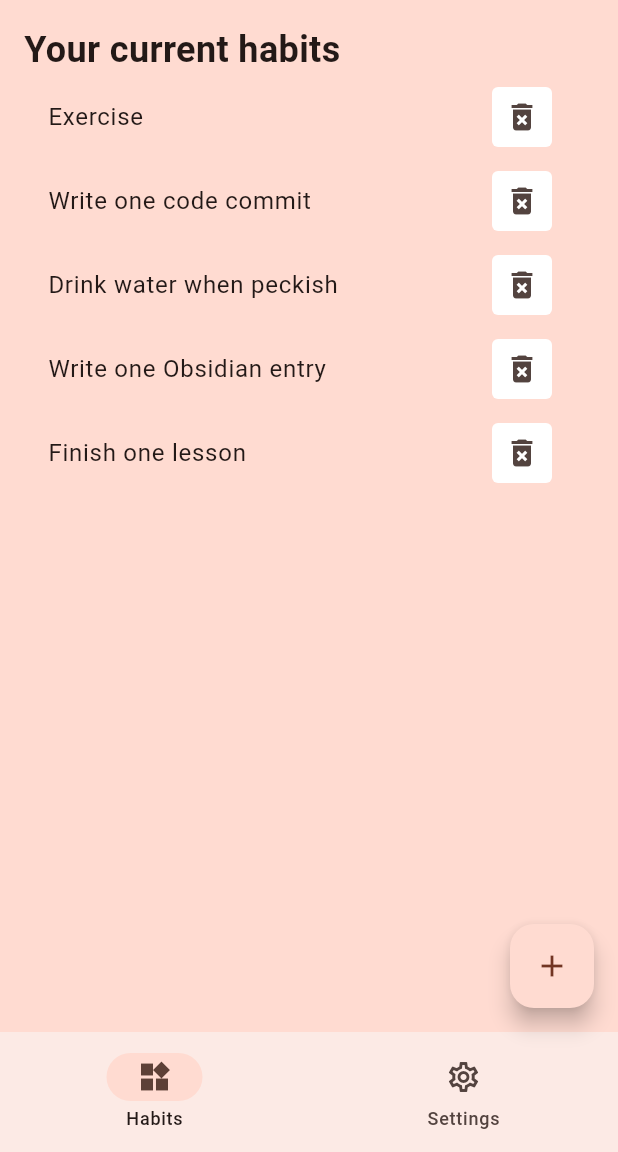
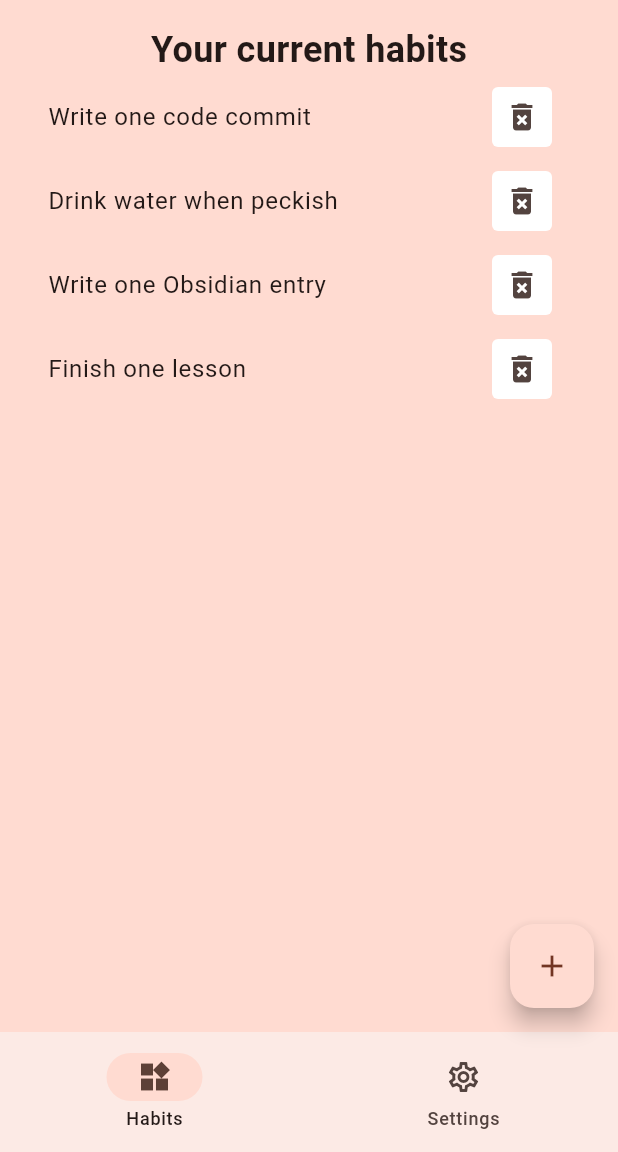
Before and after one commit to chrsrns/habit-tracker-flutter, a Flutter app: the screen it shows after launch, after a tap on the "delete forever" icon, on a phone screen of 412 x 824 dp, the part 84-1236 px from its top. Run offline on Flutter 3.47's test engine with Material 3 defaults, Android fonts, the phone set to English and light mode, and no system bars; missing offline and left inert: dart:ffi.

Commit message:
Added initial implementation of habit rendering
This allows the deletion of habits from a list that is then widget rendered.
The `HabitListPage` is refactored to a `StatefulWidget`.
Creation of Habit class for storing habit data.

```diff
--- a/lib/main.dart
+++ b/lib/main.dart
@@ -1,7 +1,16 @@
+import 'dart:ffi';
+
 import 'package:flutter/material.dart';
 
 void main() {
   runApp(const MyApp());
+}
+
+class Habit {
+  final String name;
+  final List<List<Int>> recurrances;
+
+  Habit({required this.name, this.recurrances = const []});
 }
 
 class NavDestinations {
@@ -187,29 +196,47 @@ class _MyHomePageState extends State<MyHomePage> {
   }
 }
 
-class HabitListPage extends StatelessWidget {
+class HabitListPage extends StatefulWidget {
   const HabitListPage({super.key});
 
   @override
+  State<HabitListPage> createState() => _HabitListPageState();
+}
+
+class _HabitListPageState extends State<HabitListPage> {
+  // TODO Replace with actual data
+  final habitsObjPlaceholder = [
+    Habit(name: 'Exercise'),
+    Habit(name: 'Write one code commit'),
+    Habit(name: 'Drink water when peckish'),
+    Habit(name: 'Write one Obsidian entry'),
+    Habit(name: 'Finish one lesson'),
+  ];
+  @override
   Widget build(BuildContext context) {
-    // TODO Replace with actual data
-    final habitsPlaceholder = [
-      "Exercise",
-      "Write one code commit",
-      "Drink water when peckish",
-      "Write one Obsidian entry",
-      "Finish one lesson"
-    ];
+    void deleteHabit(Habit habit) {
+      setState(() {
+        print(habitsObjPlaceholder.remove(habit));
+        print(habitsObjPlaceholder);
+      });
+    }
+
     return Padding(
       padding: const EdgeInsets.all(16.0),
-      child: ListView(
+      child: Column(
         children: [
-          Text(
+          Container(
+            child: Text(
               "Your current habits",
               style: TextStyle(fontSize: 24, fontWeight: FontWeight.w600),
             ),
-          ...habitsPlaceholder.map((e) => ListTile(
-              title: Text(e),
+          ),
+          Expanded(
+            child: ListView(
+              children: [
+                ...habitsObjPlaceholder.map((e) => ListTile(
+                    tileColor: Theme.of(context).colorScheme.secondaryContainer,
+                    title: Text(e.name),
                     trailing: Row(
                       mainAxisSize: MainAxisSize.min,
                       children: [
@@ -217,15 +244,21 @@ class HabitListPage extends StatelessWidget {
                           style: ButtonStyle(
                               backgroundColor:
                                   MaterialStateProperty.all(Colors.white),
-                        shape:
-                            MaterialStateProperty.all<RoundedRectangleBorder>(
+                              shape: MaterialStateProperty.all<
+                                      RoundedRectangleBorder>(
                                   RoundedRectangleBorder(
                                       borderRadius: BorderRadius.circular(4)))),
-                    onPressed: () => print("Button pressed"),
+                          onPressed: () => deleteHabit(e),
                           icon: Icon(Icons.delete_forever),
                         )
                       ],
-              )))
+                    ))),
+                SizedBox(
+                  height: 56 + 16,
+                )
+              ],
+            ),
+          ),
         ],
       ),
     );
```
Lines whose indentation alone changed are shown as unchanged.
